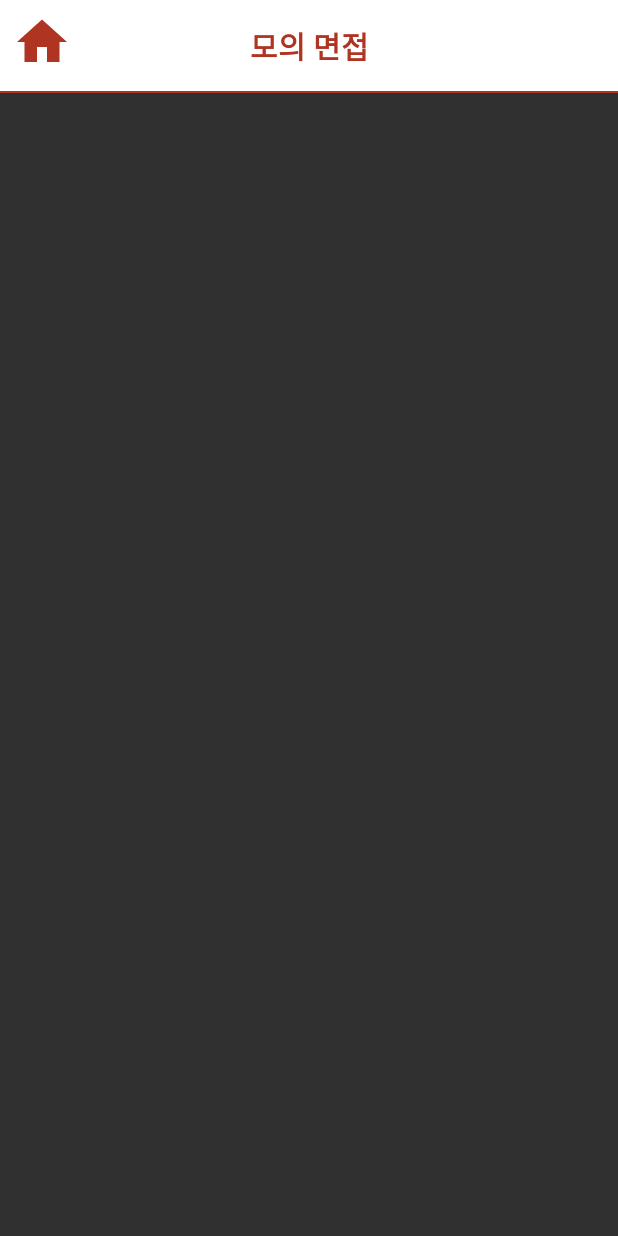
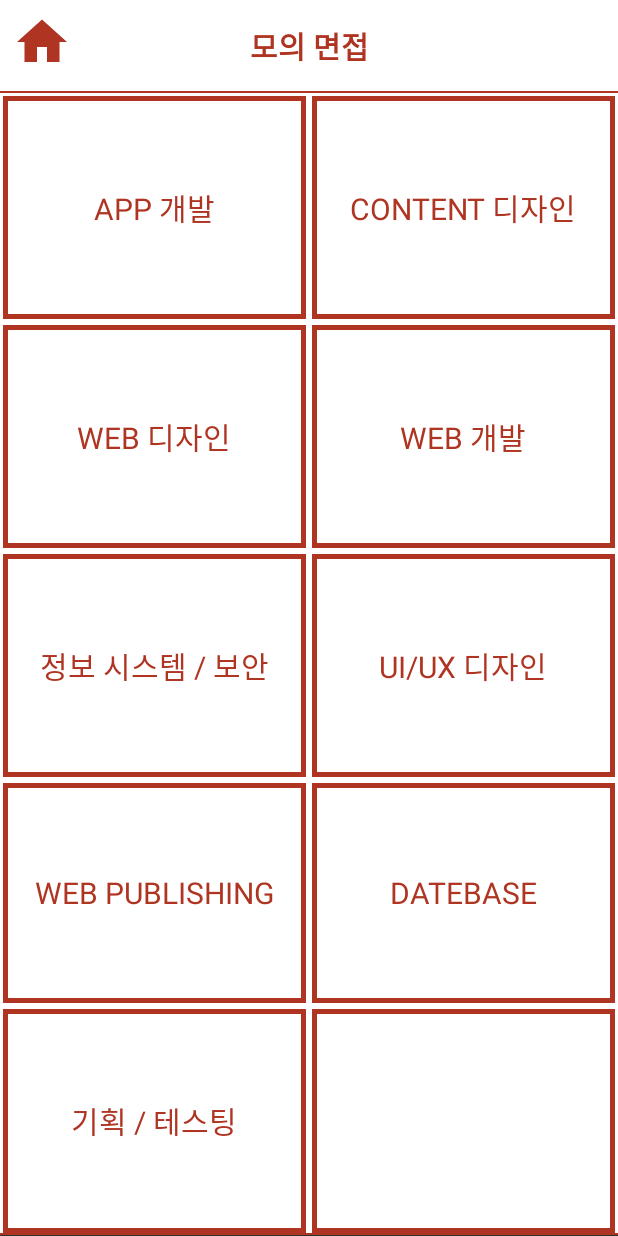
Before and after one commit to soyeon207/interview, an Android app: the mock_select screen opened directly, with no data from a screen before it, on a phone screen of 412 x 824 dp. Run offline under Robolectric (Android 15) with nearby library versions, the phone set to English and light mode, and no system bars.

Commit message:
mock_select Modify.

```diff
--- a/app/src/main/res/layout/activity_mock_select.xml
+++ b/app/src/main/res/layout/activity_mock_select.xml
@@ -43,12 +43,10 @@
             android:orientation="horizontal" />
 
         <LinearLayout
-            android:id="@+id/type"
             android:layout_width="match_parent"
             android:layout_height="match_parent"
             android:layout_below="@id/line"
-            android:orientation="vertical"
-            android:visibility="gone">
+            android:orientation="vertical">
 
             <LinearLayout
                 android:layout_width="match_parent"
@@ -57,13 +55,14 @@
                 android:orientation="horizontal">
 
                 <RelativeLayout
-                    android:id="@+id/mock_app"
+                    android:id="@+id/mock1"
                     android:layout_width="match_parent"
                     android:layout_height="match_parent"
                     android:layout_weight="1"
                     android:background="@drawable/box">
 
                     <TextView
+                        android:id="@+id/text_mock1"
                         android:layout_width="wrap_content"
                         android:layout_height="wrap_content"
                         android:layout_centerInParent="true"
@@ -75,13 +74,14 @@
                 </RelativeLayout>
 
                 <RelativeLayout
-                    android:id="@+id/mock_content"
+                    android:id="@+id/mock2"
                     android:layout_width="match_parent"
                     android:layout_height="match_parent"
                     android:layout_weight="1"
                     android:background="@drawable/box">
 
                     <TextView
+                        android:id="@+id/text_mock2"
                         android:layout_width="wrap_content"
                         android:layout_height="wrap_content"
                         android:layout_centerInParent="true"
@@ -101,13 +101,14 @@
                 android:orientation="horizontal">
 
                 <RelativeLayout
-                    android:id="@+id/mock_webD"
+                    android:id="@+id/mock3"
                     android:layout_width="match_parent"
                     android:layout_height="match_parent"
                     android:layout_weight="1"
                     android:background="@drawable/box">
 
                     <TextView
+                        android:id="@+id/text_mock3"
                         android:layout_width="wrap_content"
                         android:layout_height="wrap_content"
                         android:layout_centerInParent="true"
@@ -119,13 +120,14 @@
                 </RelativeLayout>
 
                 <RelativeLayout
-                    android:id="@+id/mock_web"
+                    android:id="@+id/mock4"
                     android:layout_width="match_parent"
                     android:layout_height="match_parent"
                     android:layout_weight="1"
                     android:background="@drawable/box">
 
                     <TextView
+                        android:id="@+id/text_mock4"
                         android:layout_width="wrap_content"
                         android:layout_height="wrap_content"
                         android:layout_centerInParent="true"
@@ -145,7 +147,7 @@
                 android:orientation="horizontal">
 
                 <RelativeLayout
-                    android:id="@+id/mock_data"
+                    android:id="@+id/mock5"
                     android:layout_width="match_parent"
                     android:layout_height="match_parent"
                     android:layout_weight="1"
@@ -153,6 +155,7 @@
 
 
                     <TextView
+                        android:id="@+id/text_mock5"
                         android:layout_width="wrap_content"
                         android:layout_height="wrap_content"
                         android:layout_centerInParent="true"
@@ -164,13 +167,14 @@
                 </RelativeLayout>
 
                 <RelativeLayout
-                    android:id="@+id/mock_UiUx"
+                    android:id="@+id/mock6"
                     android:layout_width="match_parent"
                     android:layout_height="match_parent"
                     android:layout_weight="1"
                     android:background="@drawable/box">
 
                     <TextView
+                        android:id="@+id/text_mock6"
                         android:layout_width="wrap_content"
                         android:layout_height="wrap_content"
                         android:layout_centerInParent="true"
@@ -190,13 +194,14 @@
                 android:orientation="horizontal">
 
                 <RelativeLayout
-                    android:id="@+id/mock_webP"
+                    android:id="@+id/mock7"
                     android:layout_width="match_parent"
                     android:layout_height="match_parent"
                     android:layout_weight="1"
                     android:background="@drawable/box">
 
                     <TextView
+                        android:id="@+id/text_mock7"
                         android:layout_width="wrap_content"
                         android:layout_height="wrap_content"
                         android:layout_centerInParent="true"
@@ -208,13 +213,14 @@
                 </RelativeLayout>
 
                 <RelativeLayout
-                    android:id="@+id/mock_DB"
+                    android:id="@+id/mock8"
                     android:layout_width="match_parent"
                     android:layout_height="match_parent"
                     android:layout_weight="1"
                     android:background="@drawable/box">
 
                     <TextView
+                        android:id="@+id/text_mock8"
                         android:layout_width="wrap_content"
                         android:layout_height="wrap_content"
                         android:layout_centerInParent="true"
@@ -234,13 +240,14 @@
                 android:orientation="horizontal">
 
                 <RelativeLayout
-                    android:id="@+id/mock_etc"
+                    android:id="@+id/mock9"
                     android:layout_width="match_parent"
                     android:layout_height="match_parent"
                     android:layout_weight="1"
                     android:background="@drawable/box">
 
                     <TextView
+                        android:id="@+id/text_mock9"
                         android:layout_width="wrap_content"
                         android:layout_height="wrap_content"
                         android:layout_centerInParent="true"
@@ -252,18 +259,19 @@
                 </RelativeLayout>
 
                 <RelativeLayout
-                    android:id="@+id/mock_office"
+                    android:id="@+id/mock10"
                     android:layout_width="match_parent"
                     android:layout_height="match_parent"
                     android:layout_weight="1"
                     android:background="@drawable/box">
 
                     <TextView
+                        android:id="@+id/text_mock10"
                         android:layout_width="wrap_content"
                         android:layout_height="wrap_content"
                         android:layout_centerInParent="true"
                         android:layout_margin="10dp"
-                        android:text="사무직"
+                        android:text=""
                         android:textColor="@color/main"
                         android:textSize="20dp" />
 
@@ -273,29 +281,6 @@
 
         </LinearLayout>
 
-        <LinearLayout
-            android:id="@+id/company"
-            android:layout_width="match_parent"
-            android:layout_height="match_parent"
-            android:layout_below="@id/line"
-            android:orientation="vertical"
-            android:visibility="gone">
-
-            <LinearLayout
-                android:layout_width="match_parent"
-                android:layout_height="wrap_content"
-                android:layout_weight="1"
-                android:orientation="horizontal">
-
-                <TextView
-                    android:layout_width="match_parent"
-                    android:layout_height="match_parent"
-                    android:text="company"/>
-
-            </LinearLayout>
-
-        </LinearLayout>
-
     </RelativeLayout>
 
 </LinearLayout>
```
Also changed, not shown: app/src/main/java/s2017s06/kr/hs/mirim/interview/mock_select.java (+63 -55 lines).
